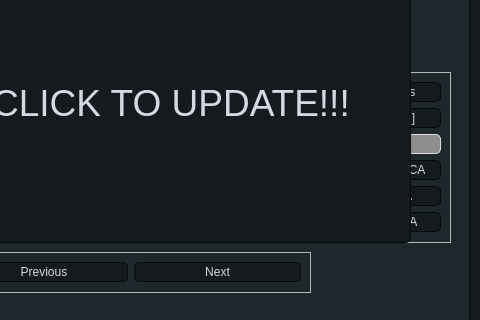
Old version of the form GUI/untitled.ui in the repository Cranbaerry/A.R.E.S; both pictures show x 351 to 831 and y 160 to 480 of the 831 by 575 pixel window.
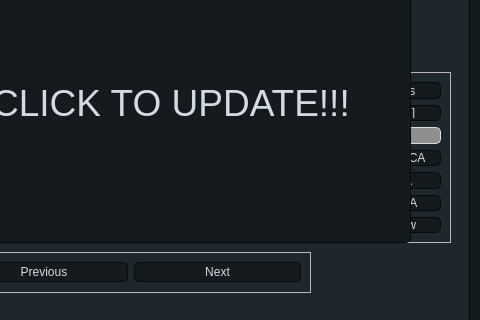
New version of the form.

The edit to the form file:
```diff
--- a/GUI/untitled.ui
+++ b/GUI/untitled.ui
@@ -658,6 +658,13 @@
          </property>
         </widget>
        </item>
+       <item>
+        <widget class="QPushButton" name="browserview">
+         <property name="text">
+          <string>Browser view</string>
+         </property>
+        </widget>
+       </item>
       </layout>
      </widget>
      <widget class="QTextEdit" name="RawData">
```
Left out of the diff: 34 changed lines with no effect on the pictures.
